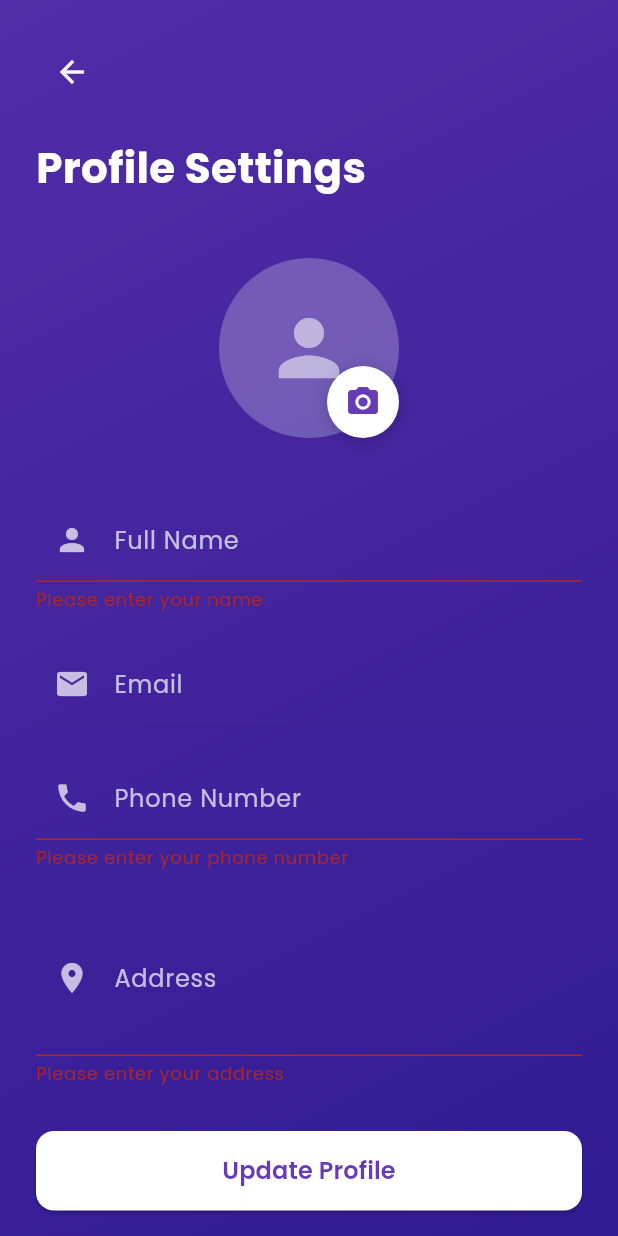
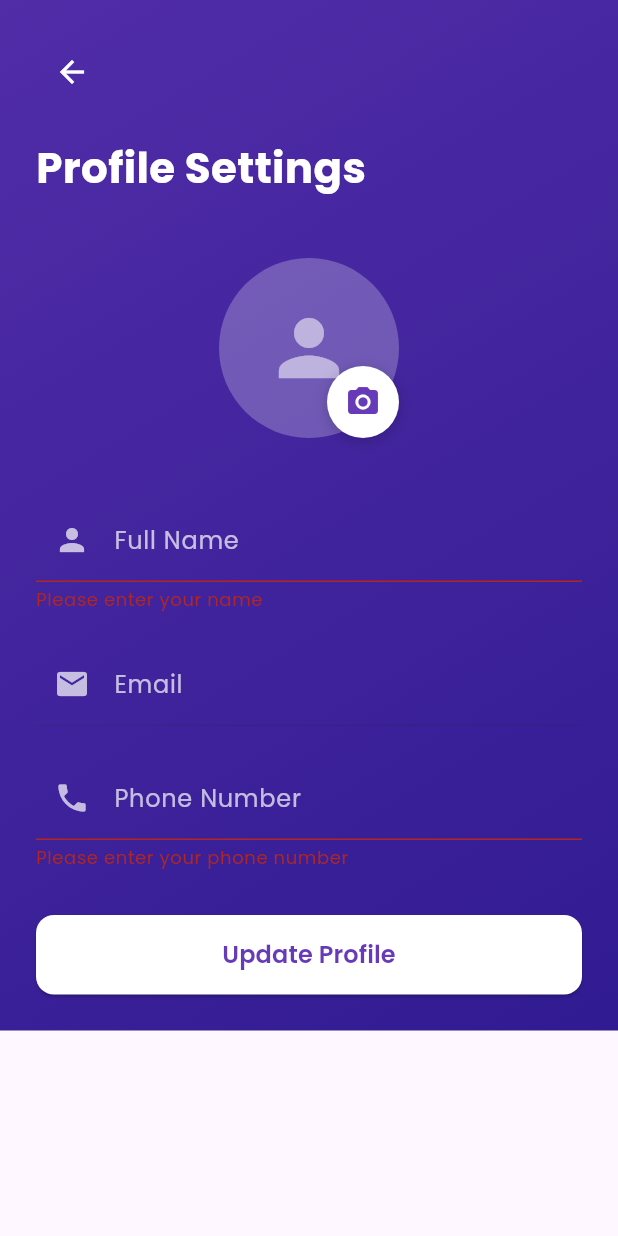
Before and after one commit to jamalihassan0307/Shopping-Ecommers-App-in-SQL, a Flutter app: the ProfileSettingsScreen screen opened by its route, after a tap on "Update Profile", on a phone screen of 412 x 824 dp. Run offline on Flutter 3.47's test engine with Material 3 defaults, Android fonts, the phone set to English and light mode, and no system bars; drawn by our look-alikes of flutter_animate; our stand-ins replace animated_text_kit, flutter_zoom_drawer, font_awesome_flutter, get, google_fonts, image_picker and 3 more; accounts and stored records are empty.

Commit message:
Refactor ProfileSettingsScreen by removing the address field and updating user data loading logic to use setState for better UI responsiveness. Clean up unused controller disposal to enhance maintainability.

```diff
--- a/lib/screens/profile_settings_screen.dart
+++ b/lib/screens/profile_settings_screen.dart
@@ -18,7 +18,6 @@ class _ProfileSettingsScreenState extends State<ProfileSettingsScreen> {
   final _nameController = TextEditingController();
   final _emailController = TextEditingController();
   final _phoneController = TextEditingController();
-  final _addressController = TextEditingController();
   File? _profileImage;
   final _imagePicker = ImagePicker();
   final _profileController = Get.find<ProfileController>();
@@ -33,9 +32,11 @@ class _ProfileSettingsScreenState extends State<ProfileSettingsScreen> {
   void _loadUserData() {
     final userData = _profileController.userProfile;
     if (userData.isNotEmpty) {
-      _nameController.text = userData['name'] ?? '';
-      _emailController.text = userData['email'] ?? '';
-      _phoneController.text = userData['phone'] ?? '';
+      setState(() {
+        _nameController.text = userData['name'] ?? '';
+        _emailController.text = userData['email'] ?? '';
+        _phoneController.text = userData['phone'] ?? '';
+      });
     }
   }
 
@@ -236,35 +237,6 @@ class _ProfileSettingsScreenState extends State<ProfileSettingsScreen> {
                       .fadeIn(delay: 1000.ms)
                       .slideY(begin: 0.2, end: 0),
 
-                    const SizedBox(height: 20),
-
-                    TextFormField(
-                      controller: _addressController,
-                      style: const TextStyle(color: Colors.white),
-                      maxLines: 3,
-                      decoration: InputDecoration(
-                        labelText: 'Address',
-                        labelStyle: TextStyle(color: Colors.white70),
-                        prefixIcon: const Icon(Icons.location_on, color: Colors.white70),
-                        enabledBorder: OutlineInputBorder(
-                          borderRadius: BorderRadius.circular(12),
-                          borderSide: BorderSide(color: Colors.white30),
-                        ),
-                        focusedBorder: OutlineInputBorder(
-                          borderRadius: BorderRadius.circular(12),
-                          borderSide: const BorderSide(color: Colors.white),
-                        ),
-                      ),
-                      validator: (value) {
-                        if (value == null || value.isEmpty) {
-                          return 'Please enter your address';
-                        }
-                        return null;
-                      },
-                    ).animate()
-                      .fadeIn(delay: 1200.ms)
-                      .slideY(begin: 0.2, end: 0),
-
                     const SizedBox(height: 30),
 
                     // Update Button
@@ -316,7 +288,6 @@ class _ProfileSettingsScreenState extends State<ProfileSettingsScreen> {
     _nameController.dispose();
     _emailController.dispose();
     _phoneController.dispose();
-    _addressController.dispose();
     super.dispose();
   }
 }
```
